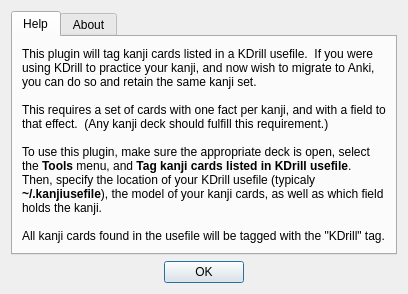
Before: the Qt Designer form kdrill/help.ui in fbriere/anki-kdrill, drawn with Qt 5.
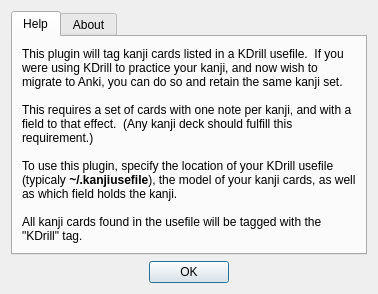
After: the same form once the commit is applied.

```diff
--- a/kdrill/help.ui
+++ b/kdrill/help.ui
@@ -31,9 +31,9 @@
 &lt;/style&gt;&lt;/head&gt;&lt;body style=&quot; font-family:'Sans Serif'; font-size:9pt; font-weight:400; font-style:normal;&quot;&gt;
 &lt;p style=&quot; margin-top:0px; margin-bottom:0px; margin-left:0px; margin-right:0px; -qt-block-indent:0; text-indent:0px;&quot;&gt;This plugin will tag kanji cards listed in a KDrill usefile.  If you were using KDrill to practice your kanji, and now wish to migrate to Anki, you can do so and retain the same kanji set.&lt;/p&gt;
 &lt;p style=&quot;-qt-paragraph-type:empty; margin-top:0px; margin-bottom:0px; margin-left:0px; margin-right:0px; -qt-block-indent:0; text-indent:0px;&quot;&gt;&lt;br /&gt;&lt;/p&gt;
-&lt;p style=&quot; margin-top:0px; margin-bottom:0px; margin-left:0px; margin-right:0px; -qt-block-indent:0; text-indent:0px;&quot;&gt;This requires a set of cards with one fact per kanji, and with a field to that effect.  (Any kanji deck should fulfill this requirement.)&lt;/p&gt;
+&lt;p style=&quot; margin-top:0px; margin-bottom:0px; margin-left:0px; margin-right:0px; -qt-block-indent:0; text-indent:0px;&quot;&gt;This requires a set of cards with one note per kanji, and with a field to that effect.  (Any kanji deck should fulfill this requirement.)&lt;/p&gt;
 &lt;p style=&quot;-qt-paragraph-type:empty; margin-top:0px; margin-bottom:0px; margin-left:0px; margin-right:0px; -qt-block-indent:0; text-indent:0px;&quot;&gt;&lt;br /&gt;&lt;/p&gt;
-&lt;p style=&quot; margin-top:0px; margin-bottom:0px; margin-left:0px; margin-right:0px; -qt-block-indent:0; text-indent:0px;&quot;&gt;To use this plugin, make sure the appropriate deck is open, select the &lt;span style=&quot; font-weight:600;&quot;&gt;Tools&lt;/span&gt; menu, and &lt;span style=&quot; font-weight:600;&quot;&gt;Tag kanji cards listed in KDrill usefile&lt;/span&gt;.  Then, specify the location of your KDrill usefile (typicaly &lt;span style=&quot; font-weight:600;&quot;&gt;~/.kanjiusefile&lt;/span&gt;), the model of your kanji cards, as well as which field holds the kanji.&lt;/p&gt;
+&lt;p style=&quot; margin-top:0px; margin-bottom:0px; margin-left:0px; margin-right:0px; -qt-block-indent:0; text-indent:0px;&quot;&gt;To use this plugin, specify the location of your KDrill usefile (typicaly &lt;span style=&quot; font-weight:600;&quot;&gt;~/.kanjiusefile&lt;/span&gt;), the model of your kanji cards, as well as which field holds the kanji.&lt;/p&gt;
 &lt;p style=&quot;-qt-paragraph-type:empty; margin-top:0px; margin-bottom:0px; margin-left:0px; margin-right:0px; -qt-block-indent:0; text-indent:0px;&quot;&gt;&lt;br /&gt;&lt;/p&gt;
 &lt;p style=&quot; margin-top:0px; margin-bottom:0px; margin-left:0px; margin-right:0px; -qt-block-indent:0; text-indent:0px;&quot;&gt;All kanji cards found in the usefile will be tagged with the &amp;quot;KDrill&amp;quot; tag.&lt;/p&gt;&lt;/body&gt;&lt;/html&gt;</string>
          </property>
```
